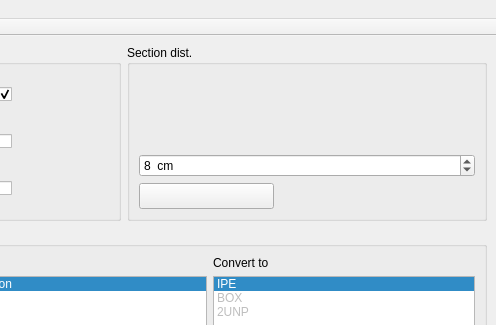
First picture: the form in applications/section/mainwindow.ui, repository ebrahimraeyat/civilTools, before the edit; both pictures show x 622 to 1118 and y 0 to 325 of the 1118 by 742 pixel window.
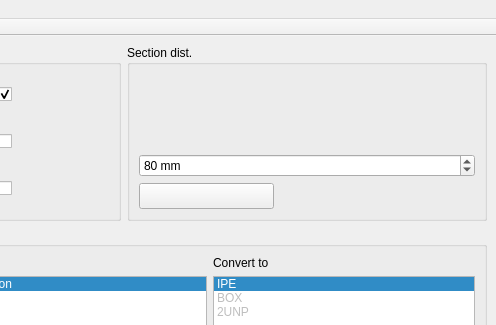
Second picture: the form after the edit. Icons and pictures are not drawn.

```diff
--- a/applications/section/mainwindow.ui
+++ b/applications/section/mainwindow.ui
@@ -392,13 +392,13 @@
                  <item>
                   <widget class="QSpinBox" name="distSpinBox">
                    <property name="suffix">
-                    <string>  cm</string>
+                    <string> mm</string>
                    </property>
                    <property name="prefix">
                     <string/>
                    </property>
                    <property name="value">
-                    <number>8</number>
+                    <number>80</number>
                    </property>
                   </widget>
                  </item>
```
Left out of the diff: 5 changed lines with no effect on the pictures.
